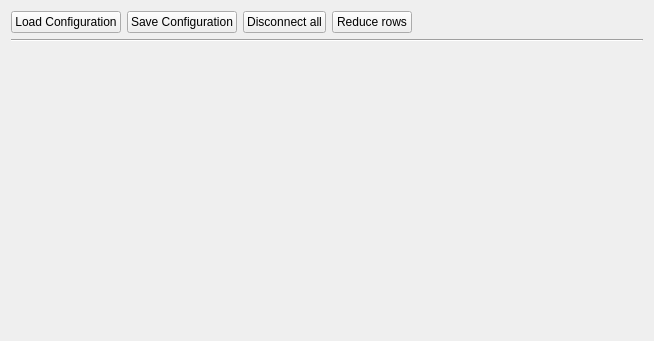
First picture: the form in ruby/lib/vizkit/widgets/compound_display/compound_display.ui, repository rock-core/gui-vizkit, before the edit.
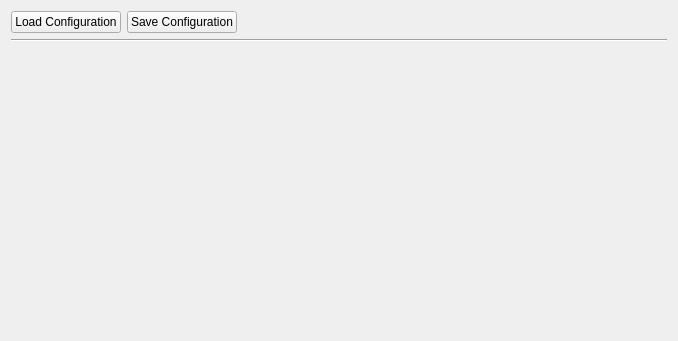
Second picture: the form after the edit.

```diff
--- a/ruby/lib/vizkit/widgets/compound_display/compound_display.ui
+++ b/ruby/lib/vizkit/widgets/compound_display/compound_display.ui
@@ -6,7 +6,7 @@
    <rect>
     <x>0</x>
     <y>0</y>
-    <width>654</width>
+    <width>678</width>
     <height>341</height>
    </rect>
   </property>
@@ -66,20 +66,6 @@
           </property>
          </widget>
         </item>
-        <item>
-         <widget class="QPushButton" name="disconnect_button">
-          <property name="text">
-           <string>Disconnect all</string>
-          </property>
-         </widget>
-        </item>
-        <item>
-         <widget class="QPushButton" name="reduce_rows_button">
-          <property name="text">
-           <string>Reduce rows</string>
-          </property>
-         </widget>
-        </item>
         <item>
          <spacer name="horizontalSpacer">
           <property name="orientation">
```
